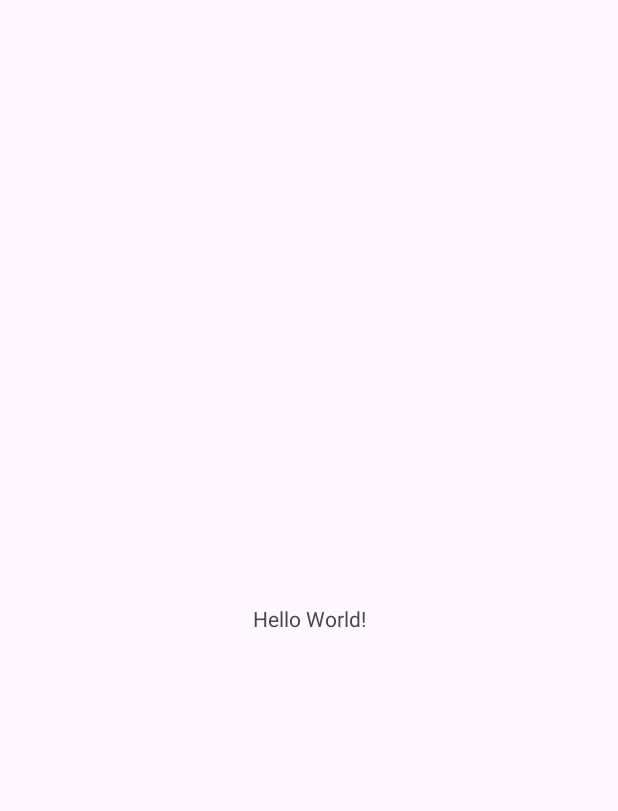
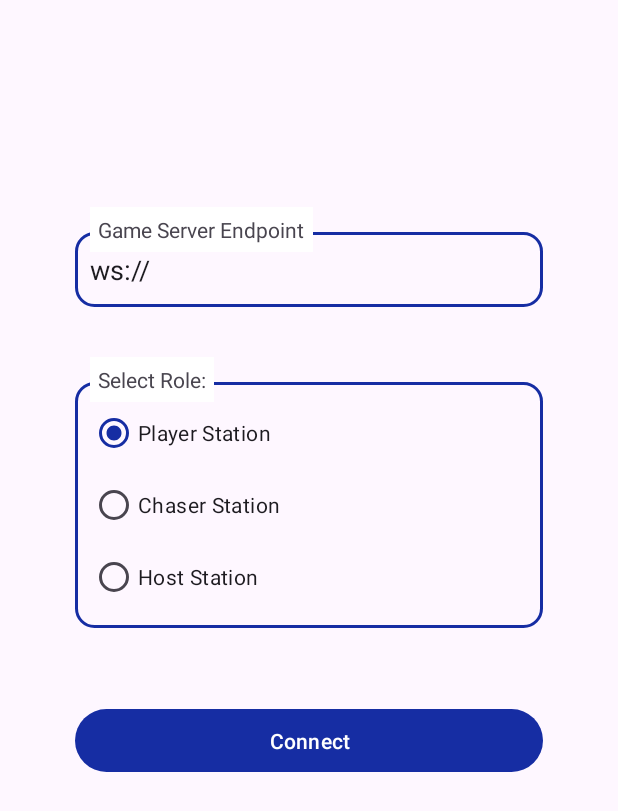
Before and after one commit to TechyScientist/QuizGame, an Android app: the screen it shows after launch (MainActivity), on a phone screen of 412 x 824 dp. Before the commit the part shown is almost empty. Shown: the top 811 px of the screen. Run offline under Robolectric (Android 15) with nearby library versions, the phone set to English and light mode, and no system bars.

Commit message:
Add general layout elements

```diff
--- a/Clients/Android/app/src/main/res/layout/activity_main.xml
+++ b/Clients/Android/app/src/main/res/layout/activity_main.xml
@@ -7,13 +7,106 @@
     android:layout_height="match_parent"
     tools:context=".MainActivity">
 
+
+    <EditText
+        android:layout_width="match_parent"
+        android:layout_height="50dp"
+        android:layout_marginStart="50dp"
+        android:layout_marginEnd="50dp"
+        android:padding="10dp"
+        android:id="@+id/etEndpoint"
+        android:inputType="textUri"
+        android:text="ws://"
+        android:background="@drawable/drawable_box_border"
+        android:autofillHints="no"
+        android:importantForAccessibility="no"
+        app:layout_constraintStart_toStartOf="parent"
+        app:layout_constraintEnd_toEndOf="parent"
+        app:layout_constraintTop_toTopOf="parent"
+        app:layout_constraintBottom_toBottomOf="parent"
+        app:layout_constraintVertical_bias="0.2"/>
+
     <TextView
         android:layout_width="wrap_content"
         android:layout_height="wrap_content"
-        android:text="Hello World!"
-        app:layout_constraintBottom_toBottomOf="parent"
+        android:labelFor="@id/etEndpoint"
+        android:background="@android:color/background_light"
+        android:text="@string/lb_endpoint"
+        android:layout_marginBottom="-13dp"
+        android:layout_marginStart="10dp"
+        android:padding="5dp"
+        app:layout_constraintBottom_toTopOf="@id/etEndpoint"
+        app:layout_constraintStart_toStartOf="@id/etEndpoint" />
+
+    <RadioGroup
+        android:layout_width="match_parent"
+        android:layout_height="wrap_content"
+        android:id="@+id/rgRoleSelect"
+        android:layout_marginTop="50dp"
+        android:layout_marginStart="50dp"
+        android:layout_marginEnd="50dp"
+        android:padding="10dp"
+        android:checkedButton="@id/rbPlayerStation"
+        android:background="@drawable/drawable_box_border"
+        app:layout_constraintStart_toStartOf="@id/etEndpoint"
+        app:layout_constraintEnd_toEndOf="@id/etEndpoint"
+        app:layout_constraintHorizontal_bias="0"
+        app:layout_constraintTop_toBottomOf="@id/etEndpoint">
+
+        <RadioButton
+            android:layout_width="match_parent"
+            android:layout_height="wrap_content"
+            android:id="@+id/rbPlayerStation"
+            android:checked="true"
+            android:text="@string/lb_player_station"/>
+
+        <RadioButton
+            android:layout_width="match_parent"
+            android:layout_height="wrap_content"
+            android:id="@+id/rbChaserStation"
+            android:text="@string/lb_chaser_station"/>
+
+        <RadioButton
+            android:layout_width="match_parent"
+            android:layout_height="wrap_content"
+            android:id="@+id/rbHostStation"
+            android:text="@string/lb_host_station"/>
+
+    </RadioGroup>
+
+    <TextView
+        android:layout_width="wrap_content"
+        android:layout_height="wrap_content"
+        android:labelFor="@id/rgRoleSelect"
+        android:layout_marginBottom="-13dp"
+        android:layout_marginStart="10dp"
+        android:background="@android:color/background_light"
+        android:text="@string/lb_role_select"
+        android:padding="5dp"
+        app:layout_constraintBottom_toTopOf="@id/rgRoleSelect"
+        app:layout_constraintStart_toStartOf="@id/etEndpoint" />
+
+    <Button
+        android:layout_width="match_parent"
+        android:layout_height="50dp"
+        android:id="@+id/btConnect"
+        android:layout_marginTop="50dp"
+        android:layout_marginStart="50dp"
+        android:layout_marginEnd="50dp"
+        android:text="@string/lb_connect"
+        app:layout_constraintStart_toStartOf="@id/etEndpoint"
+        app:layout_constraintEnd_toEndOf="@id/etEndpoint"
+        app:layout_constraintTop_toBottomOf="@id/rgRoleSelect"/>
+
+    <ProgressBar
+        android:layout_width="wrap_content"
+        android:layout_height="wrap_content"
+        android:indeterminate="true"
+        android:indeterminateTint="@color/primary"
+        android:visibility="gone"
+        app:layout_constraintStart_toStartOf="parent"
         app:layout_constraintEnd_toEndOf="parent"
-        app:layout_constraintStart_toStartOf="parent"
-        app:layout_constraintTop_toTopOf="parent" />
+        app:layout_constraintTop_toBottomOf="@id/btConnect"
+        app:layout_constraintBottom_toBottomOf="parent"/>
 
 </androidx.constraintlayout.widget.ConstraintLayout>
```
